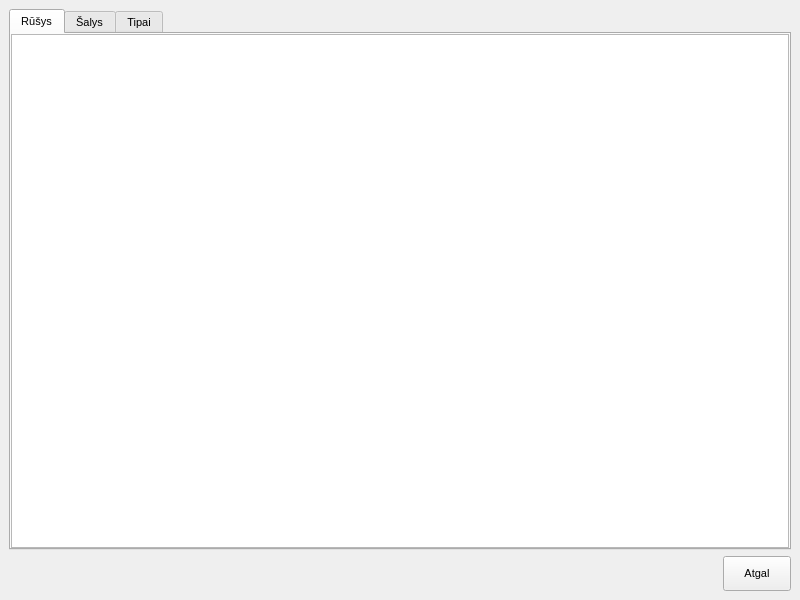
This is nokia/AlausRadaras/brandtabs.ui in vincnetas/alaus-radaras as Qt 5 draws it before an edit. The edited form follows.
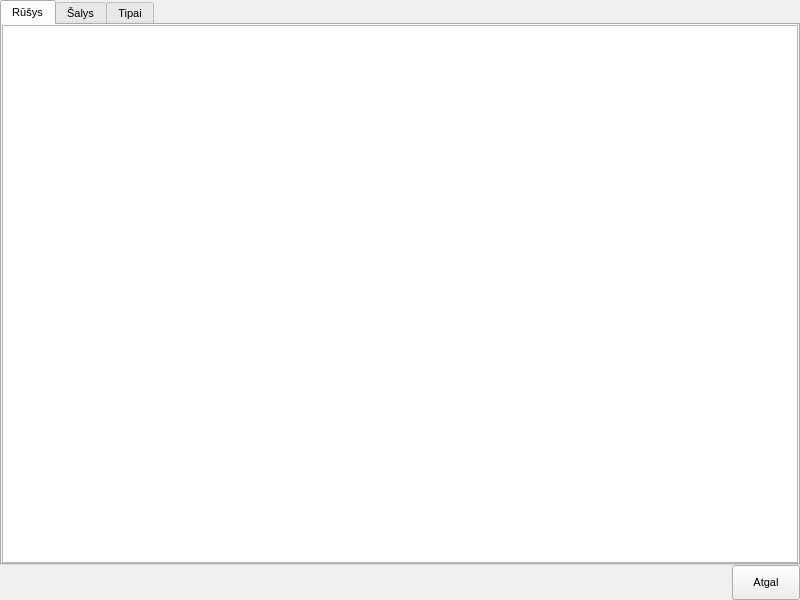
This is the edited form. Icons and pictures are not drawn.

Patch:
```diff
--- a/nokia/AlausRadaras/brandtabs.ui
+++ b/nokia/AlausRadaras/brandtabs.ui
@@ -1,7 +1,7 @@
 <?xml version="1.0" encoding="UTF-8"?>
 <ui version="4.0">
  <class>BrandTabs</class>
- <widget class="QMainWindow" name="BrandTabs">
+ <widget class="QWidget" name="BrandTabs">
   <property name="geometry">
    <rect>
     <x>0</x>
@@ -17,7 +17,14 @@
    <iconset resource="Images.qrc">
     <normaloff>:/images/bok_title.png</normaloff>:/images/bok_title.png</iconset>
   </property>
-  <widget class="QWidget" name="centralwidget">
+  <layout class="QVBoxLayout" name="verticalLayout_5">
+   <property name="spacing">
+    <number>0</number>
+   </property>
+   <property name="margin">
+    <number>0</number>
+   </property>
+   <item>
    <layout class="QVBoxLayout" name="verticalLayout">
     <item>
      <widget class="QTabWidget" name="tabWidget">
@@ -190,7 +197,8 @@
      </layout>
     </item>
    </layout>
-  </widget>
+   </item>
+  </layout>
  </widget>
  <resources>
   <include location="Images.qrc"/>
```
Lines whose indentation alone changed are shown as unchanged.
